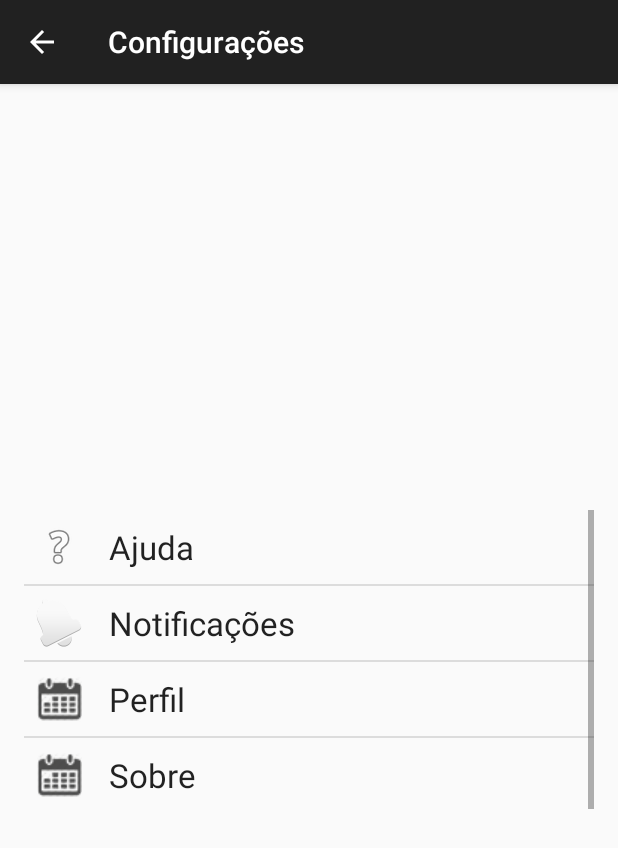
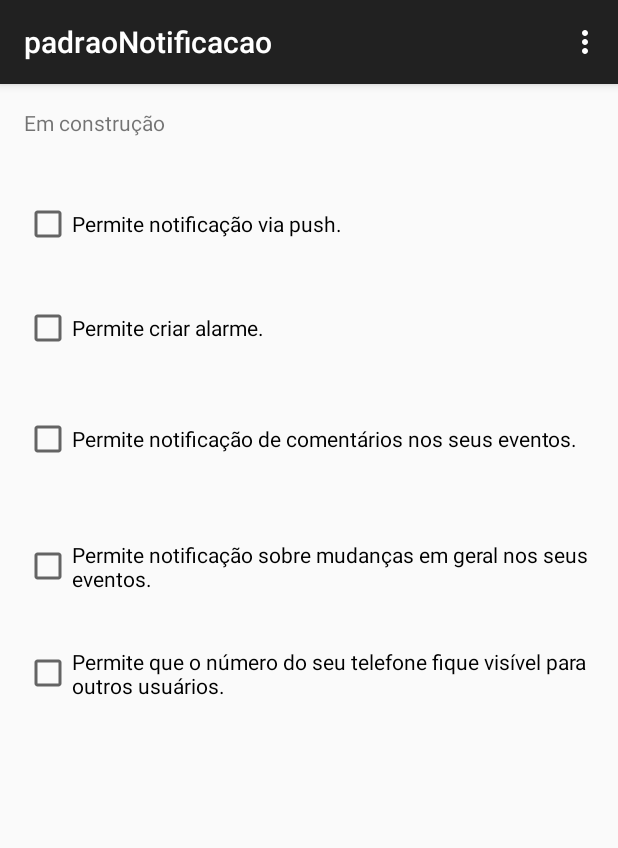
Before and after one commit to fernando1910/MyApplication, an Android app: the padraoConfiguracao screen opened directly, with no data from a screen before it, after a tap on "Notificações", on a phone screen of 412 x 824 dp. Shown: the top 848 px of the screen. Run offline under Robolectric (Android 15) with nearby library versions, the phone set to English and light mode, and no system bars.

Commit message:
Criação Tela Notificação

```diff
--- a/app/src/main/AndroidManifest.xml
+++ b/app/src/main/AndroidManifest.xml
@@ -19,14 +19,14 @@
             android:label="@string/app_name" >
             <intent-filter>
                 <action android:name="android.intent.action.MAIN" />
+
                 <category android:name="android.intent.category.LAUNCHER" />
             </intent-filter>
-
         </activity>
         <activity
             android:name=".padraoMenu"
             android:label="@string/title_activity_padrao_menu" >
-            </activity>
+        </activity>
         <activity
             android:name=".padraoConfiguracao"
             android:icon="@mipmap/ic_launcher"
@@ -57,6 +57,10 @@
             android:name=".padraoCriarEvento"
             android:label="@string/title_activity_padrao_criar_evento" >
         </activity>
+        <activity
+            android:name=".padraoNotificacao"
+            android:label="@string/title_activity_padrao_notificacao" >
+        </activity>
     </application>
 
 </manifest>
--- a/app/src/main/java/project/myapplication/padraoConfiguracao.java
+++ b/app/src/main/java/project/myapplication/padraoConfiguracao.java
@@ -43,7 +43,7 @@ public class padraoConfiguracao extends ActionBarActivity {
                   {{
                           t = android.R.drawable.ic_popup_reminder;
                           Title = getString(R.string.item_config_notifica);
-                          //    SubTitle = "Subtitle 2";
+                          //    SubTitle = "Subtitle 3";
 
                       }}
         );
@@ -80,6 +80,11 @@ public class padraoConfiguracao extends ActionBarActivity {
                 switch (position) {
                     case 2:
                         intent = new Intent(padraoConfiguracao.this,padraoPerfil.class);
+                        finish();
+                        startActivity(intent);
+                        break;
+                    case 1:
+                        intent = new Intent(padraoConfiguracao.this,padraoNotificacao.class);
                         finish();
                         startActivity(intent);
                         break;
--- /dev/null
+++ b/app/src/main/java/project/myapplication/padraoNotificacao.java
@@ -0,0 +1,79 @@
+package project.myapplication;
+
+import android.support.v7.app.ActionBarActivity;
+import android.os.Bundle;
+import android.view.Menu;
+import android.view.MenuItem;
+import android.widget.CheckBox;
+
+public class padraoNotificacao extends ActionBarActivity {
+    CheckBox ckPermitePush;
+    CheckBox ckPermiteAlarme;
+    CheckBox ckNotificaComentario;
+    CheckBox ckNotificaMudanca;
+    CheckBox ckTelefoneVisivel;
+    @Override
+    protected void onCreate(Bundle savedInstanceState) {
+        super.onCreate(savedInstanceState);
+        setContentView(R.layout.activity_padrao_notificacao);
+
+        ckPermitePush = (CheckBox)findViewById(R.id.ckPermitePush);
+        ckPermiteAlarme = (CheckBox)findViewById(R.id.ckPermiteAlarme);
+        ckNotificaComentario = (CheckBox)findViewById(R.id.ckNotificaComentario);
+        ckNotificaMudanca = (CheckBox)findViewById(R.id.ckNotificaMudanca);
+        ckTelefoneVisivel = (CheckBox)findViewById(R.id.ckTelefoneVisivel);
+
+        clsConfiguracoes objConfig = null;
+        ConfiguracoesDAO config_dao = new ConfiguracoesDAO(this.getApplicationContext());
+        objConfig = config_dao.Carregar();
+
+        //Carrega as notificações
+       if(objConfig.getPermitePush()==true)
+       {ckPermitePush.setChecked(true);}
+       else
+       {ckPermitePush.setChecked(false);}
+
+        if(objConfig.getPermiteAlarme()==true)
+        { ckPermiteAlarme.setChecked(true);}
+        else
+        {ckPermiteAlarme.setChecked(false);}
+
+        if(objConfig.getNotificaComentario()==true)
+        {ckNotificaComentario.setChecked(true);}
+        else
+        {ckNotificaComentario.setChecked(false);}
+
+        if(objConfig.getNotificaMudanca()==true)
+        {ckNotificaMudanca.setChecked(true);}
+        else
+        {ckNotificaMudanca.setChecked(false);}
+
+        if(objConfig.getTelefoneVisivel()==true)
+        {ckTelefoneVisivel.setChecked(true);}
+        else
+        {ckTelefoneVisivel.setChecked(false);}
+        //Verificar se a Check ta ticada ou não e alterar
+    }
+
+    @Override
+    public boolean onCreateOptionsMenu(Menu menu) {
+        // Inflate the menu; this adds items to the action bar if it is present.
+        getMenuInflater().inflate(R.menu.menu_padrao_notificacao, menu);
+        return true;
+    }
+
+    @Override
+    public boolean onOptionsItemSelected(MenuItem item) {
+        // Handle action bar item clicks here. The action bar will
+        // automatically handle clicks on the Home/Up button, so long
+        // as you specify a parent activity in AndroidManifest.xml.
+        int id = item.getItemId();
+
+        //noinspection SimplifiableIfStatement
+        if (id == R.id.action_settings) {
+            return true;
+        }
+
+        return super.onOptionsItemSelected(item);
+    }
+}
--- /dev/null
+++ b/app/src/main/res/layout/activity_padrao_notificacao.xml
@@ -0,0 +1,63 @@
+<RelativeLayout xmlns:android="http://schemas.android.com/apk/res/android"
+    xmlns:tools="http://schemas.android.com/tools" android:layout_width="match_parent"
+    android:layout_height="match_parent" android:paddingLeft="@dimen/activity_horizontal_margin"
+    android:paddingRight="@dimen/activity_horizontal_margin"
+    android:paddingTop="@dimen/activity_vertical_margin"
+    android:paddingBottom="@dimen/activity_vertical_margin"
+    tools:context="project.myapplication.padraoNotificacao">
+
+    <TextView android:text="@string/hello_world" android:layout_width="wrap_content"
+        android:layout_height="wrap_content"
+        android:id="@+id/textView" />
+
+    <CheckBox
+        android:layout_width="wrap_content"
+        android:layout_height="wrap_content"
+        android:text="Permite notificação via push."
+        android:id="@+id/ckPermitePush"
+        android:layout_below="@+id/textView"
+        android:layout_alignParentLeft="true"
+        android:layout_alignParentStart="true"
+        android:layout_marginTop="42dp" />
+
+    <CheckBox
+        android:layout_width="wrap_content"
+        android:layout_height="wrap_content"
+        android:text="Permite criar alarme."
+        android:id="@+id/ckPermiteAlarme"
+        android:layout_below="@+id/ckPermitePush"
+        android:layout_alignParentLeft="true"
+        android:layout_alignParentStart="true"
+        android:layout_marginTop="37dp" />
+
+    <CheckBox
+        android:layout_width="wrap_content"
+        android:layout_height="wrap_content"
+        android:text="Permite notificação de comentários nos seus eventos."
+        android:id="@+id/ckNotificaComentario"
+        android:layout_below="@+id/ckPermiteAlarme"
+        android:layout_alignParentLeft="true"
+        android:layout_alignParentStart="true"
+        android:layout_marginTop="42dp" />
+
+    <CheckBox
+        android:layout_width="wrap_content"
+        android:layout_height="wrap_content"
+        android:text="Permite notificação sobre mudanças em geral nos seus eventos."
+        android:id="@+id/ckNotificaMudanca"
+        android:layout_below="@+id/ckNotificaComentario"
+        android:layout_alignParentLeft="true"
+        android:layout_alignParentStart="true"
+        android:layout_marginTop="51dp" />
+
+    <CheckBox
+        android:layout_width="wrap_content"
+        android:layout_height="wrap_content"
+        android:text="Permite que o número do seu telefone fique visível para outros usuários."
+        android:id="@+id/ckTelefoneVisivel"
+        android:layout_below="@+id/ckNotificaMudanca"
+        android:layout_alignParentLeft="true"
+        android:layout_alignParentStart="true"
+        android:layout_marginTop="36dp" />
+
+</RelativeLayout>
--- /dev/null
+++ b/app/src/main/res/menu/menu_padrao_notificacao.xml
@@ -0,0 +1,7 @@
+<menu xmlns:android="http://schemas.android.com/apk/res/android"
+    xmlns:app="http://schemas.android.com/apk/res-auto"
+    xmlns:tools="http://schemas.android.com/tools"
+    tools:context="project.myapplication.padraoNotificacao">
+    <item android:id="@+id/action_settings" android:title="@string/action_settings"
+        android:orderInCategory="100" app:showAsAction="never" />
+</menu>
--- a/app/src/main/res/values/strings.xml
+++ b/app/src/main/res/values/strings.xml
@@ -64,6 +64,7 @@
 
     <string name="title_activity_padrao_ranking"></string>
     <string name="title_activity_listar">Listar</string>
+    <string name="title_activity_padrao_notificacao">padraoNotificacao</string>
 
 
 </resources>
```
Also changed, not shown: 1 other file.
